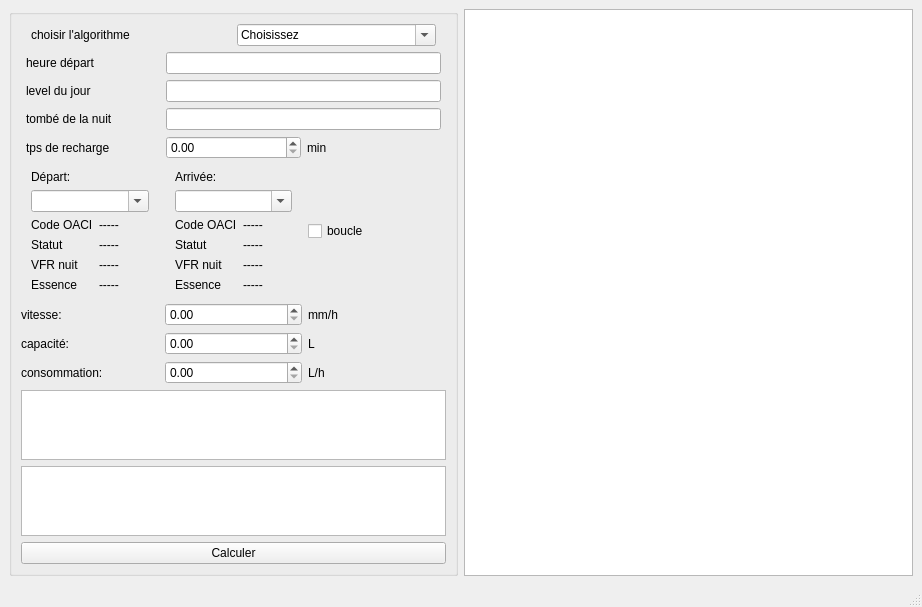
First picture: the form in Interface_Graphique/mainwindow.ui, repository Akahara/FlightPath, before the edit.
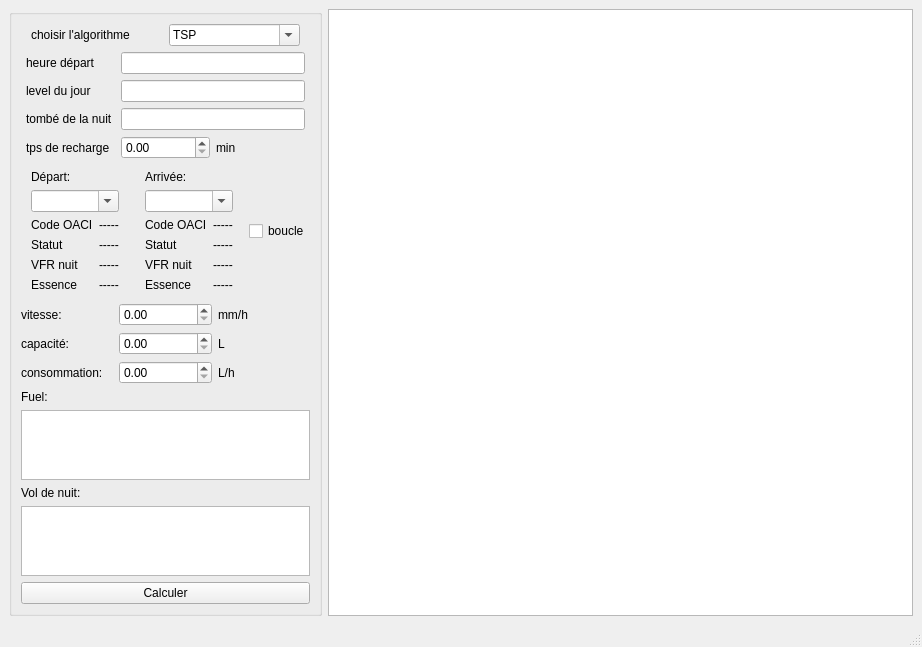
Second picture: the form after the edit.

What changed in the file:
```diff
--- a/Interface_Graphique/mainwindow.ui
+++ b/Interface_Graphique/mainwindow.ui
@@ -7,7 +7,7 @@
     <x>0</x>
     <y>0</y>
     <width>922</width>
-    <height>528</height>
+    <height>635</height>
    </rect>
   </property>
   <property name="sizePolicy">
@@ -20,8 +20,8 @@
    <string>MainWindow</string>
   </property>
   <widget class="QWidget" name="centralwidget">
-   <layout class="QHBoxLayout" name="horizontalLayout">
-    <item>
+   <layout class="QFormLayout" name="formLayout_3">
+    <item row="0" column="0">
      <widget class="QSplitter" name="splitter">
       <property name="orientation">
        <enum>Qt::Horizontal</enum>
@@ -70,13 +70,8 @@
              <bool>true</bool>
             </property>
             <property name="currentText">
-             <string>Choisissez</string>
+             <string>TSP</string>
             </property>
-            <item>
-             <property name="text">
-              <string>Choisissez</string>
-             </property>
-            </item>
             <item>
              <property name="text">
               <string notr="true">TSP</string>
@@ -137,11 +132,7 @@
            </widget>
           </item>
           <item row="3" column="1">
-           <widget class="QDoubleSpinBox" name="doubleSpinBox_recharge">
-            <property name="maximum">
-             <double>9999999.990000000223517</double>
-            </property>
-           </widget>
+           <widget class="QDoubleSpinBox" name="doubleSpinBox_recharge"/>
           </item>
           <item row="3" column="2">
            <widget class="QLabel" name="label_15">
@@ -354,11 +345,7 @@
            </widget>
           </item>
           <item row="0" column="1">
-           <widget class="QDoubleSpinBox" name="doubleSpinBox_vitesse">
-            <property name="maximum">
-             <double>9999999.990000000223517</double>
-            </property>
-           </widget>
+           <widget class="QDoubleSpinBox" name="doubleSpinBox_vitesse"/>
           </item>
           <item row="0" column="2">
            <widget class="QLabel" name="label">
@@ -381,11 +368,7 @@
            </widget>
           </item>
           <item row="1" column="1">
-           <widget class="QDoubleSpinBox" name="doubleSpinBox_capacite">
-            <property name="maximum">
-             <double>9999999.990000000223517</double>
-            </property>
-           </widget>
+           <widget class="QDoubleSpinBox" name="doubleSpinBox_capacite"/>
           </item>
           <item row="1" column="2">
            <widget class="QLabel" name="label_9">
@@ -408,11 +391,7 @@
            </widget>
           </item>
           <item row="2" column="1">
-           <widget class="QDoubleSpinBox" name="doubleSpinBox_consommation">
-            <property name="maximum">
-             <double>9999999.990000000223517</double>
-            </property>
-           </widget>
+           <widget class="QDoubleSpinBox" name="doubleSpinBox_consommation"/>
           </item>
           <item row="2" column="2">
            <widget class="QLabel" name="label_10">
@@ -424,10 +403,24 @@
          </layout>
         </item>
         <item>
-         <widget class="QListWidget" name="listWidget_2"/>
+         <widget class="QLabel" name="label_16">
+          <property name="text">
+           <string>Fuel:</string>
+          </property>
+         </widget>
         </item>
         <item>
-         <widget class="QListWidget" name="listWidget_3"/>
+         <widget class="QTableWidget" name="tableWidget_2"/>
+        </item>
+        <item>
+         <widget class="QLabel" name="label_17">
+          <property name="text">
+           <string>Vol de nuit:</string>
+          </property>
+         </widget>
+        </item>
+        <item>
+         <widget class="QTableWidget" name="tableWidget_3"/>
         </item>
         <item>
          <widget class="QPushButton" name="pushButton_calculer">
@@ -446,8 +439,8 @@
       </widget>
      </widget>
     </item>
-    <item>
-     <widget class="QListWidget" name="listWidget_1"/>
+    <item row="0" column="1">
+     <widget class="QTableWidget" name="tableWidget"/>
     </item>
    </layout>
   </widget>
```
Left out of the diff: 2 changed lines with no effect on the pictures.
